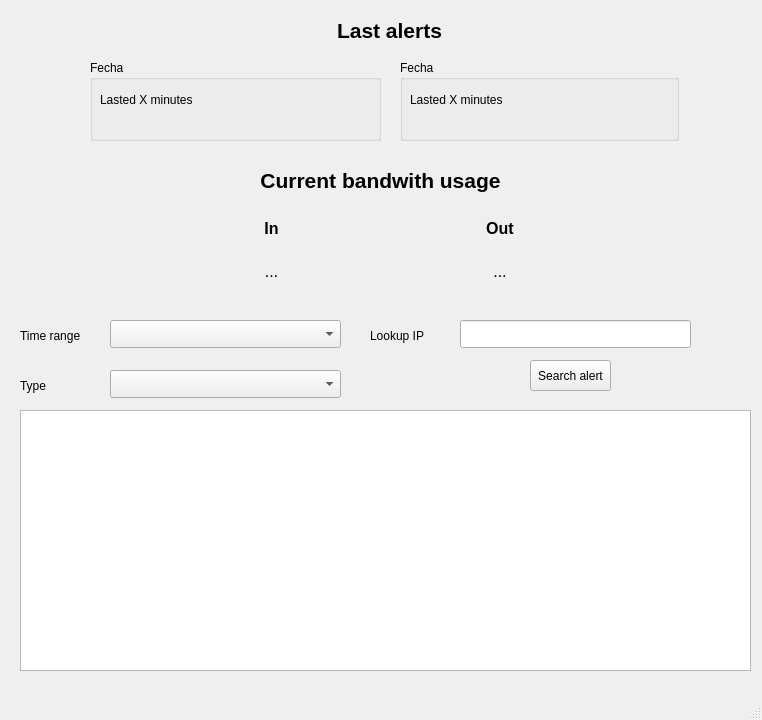
Above: gui/mainwindow.ui from andyy-nr/dos-attack-detector before the change. Below: the same form after it.
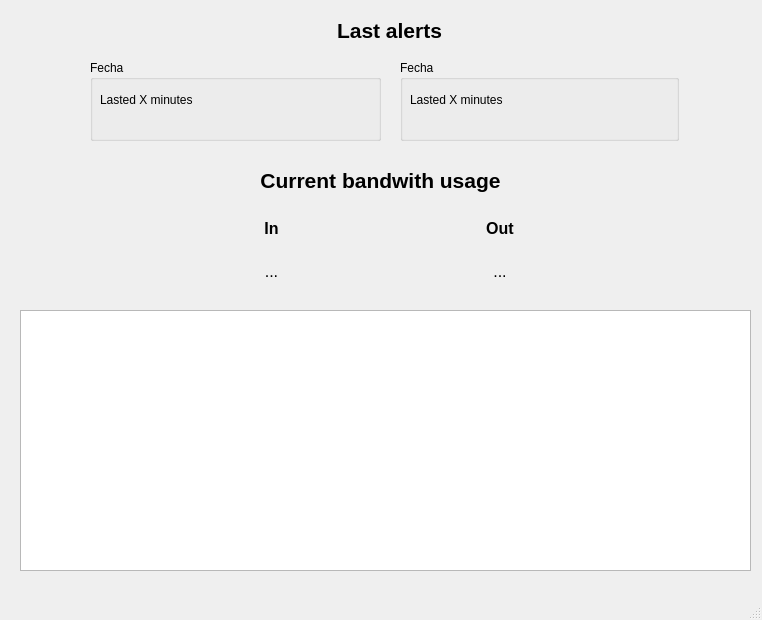
That is the form after the change.

Commit message: ¨Fix alert manager and remove filtering

```diff
--- a/gui/mainwindow.ui
+++ b/gui/mainwindow.ui
@@ -7,19 +7,19 @@
     <x>0</x>
     <y>0</y>
     <width>762</width>
-    <height>720</height>
+    <height>620</height>
    </rect>
   </property>
   <property name="minimumSize">
    <size>
     <width>762</width>
-    <height>720</height>
+    <height>620</height>
    </size>
   </property>
   <property name="maximumSize">
    <size>
     <width>762</width>
-    <height>720</height>
+    <height>620</height>
    </size>
   </property>
   <property name="windowTitle">
@@ -131,80 +131,11 @@
      </item>
     </layout>
    </widget>
-   <widget class="QPushButton" name="filter_btn">
-    <property name="geometry">
-     <rect>
-      <x>530</x>
-      <y>360</y>
-      <width>81</width>
-      <height>31</height>
-     </rect>
-    </property>
-    <property name="text">
-     <string>Search alert</string>
-    </property>
-   </widget>
-   <widget class="QLabel" name="label_3">
-    <property name="geometry">
-     <rect>
-      <x>20</x>
-      <y>370</y>
-      <width>91</width>
-      <height>31</height>
-     </rect>
-    </property>
-    <property name="text">
-     <string>Type</string>
-    </property>
-   </widget>
-   <widget class="QLineEdit" name="ip_le">
-    <property name="geometry">
-     <rect>
-      <x>460</x>
-      <y>320</y>
-      <width>231</width>
-      <height>28</height>
-     </rect>
-    </property>
-   </widget>
-   <widget class="QComboBox" name="time_range_cb">
-    <property name="geometry">
-     <rect>
-      <x>110</x>
-      <y>320</y>
-      <width>231</width>
-      <height>28</height>
-     </rect>
-    </property>
-   </widget>
-   <widget class="QComboBox" name="type_cb">
-    <property name="geometry">
-     <rect>
-      <x>110</x>
-      <y>370</y>
-      <width>231</width>
-      <height>28</height>
-     </rect>
-    </property>
-   </widget>
-   <widget class="QLabel" name="label">
-    <property name="geometry">
-     <rect>
-      <x>20</x>
-      <y>320</y>
-      <width>131</width>
-      <height>31</height>
-     </rect>
-    </property>
-    <property name="text">
-     <string>Time range</string>
-    </property>
-   </widget>
    <widget class="QTableWidget" name="alerts_table">
     <property name="geometry">
      <rect>
       <x>20</x>
-      <y>410</y>
+      <y>310</y>
       <width>731</width>
       <height>261</height>
      </rect>
@@ -225,19 +156,6 @@
      <bool>false</bool>
     </attribute>
    </widget>
-   <widget class="QLabel" name="label_7">
-    <property name="geometry">
-     <rect>
-      <x>370</x>
-      <y>320</y>
-      <width>131</width>
-      <height>31</height>
-     </rect>
-    </property>
-    <property name="text">
-     <string>Lookup IP</string>
-    </property>
-   </widget>
    <widget class="QLabel" name="label_4">
     <property name="geometry">
      <rect>
```
The commit also changes 4 other files.
